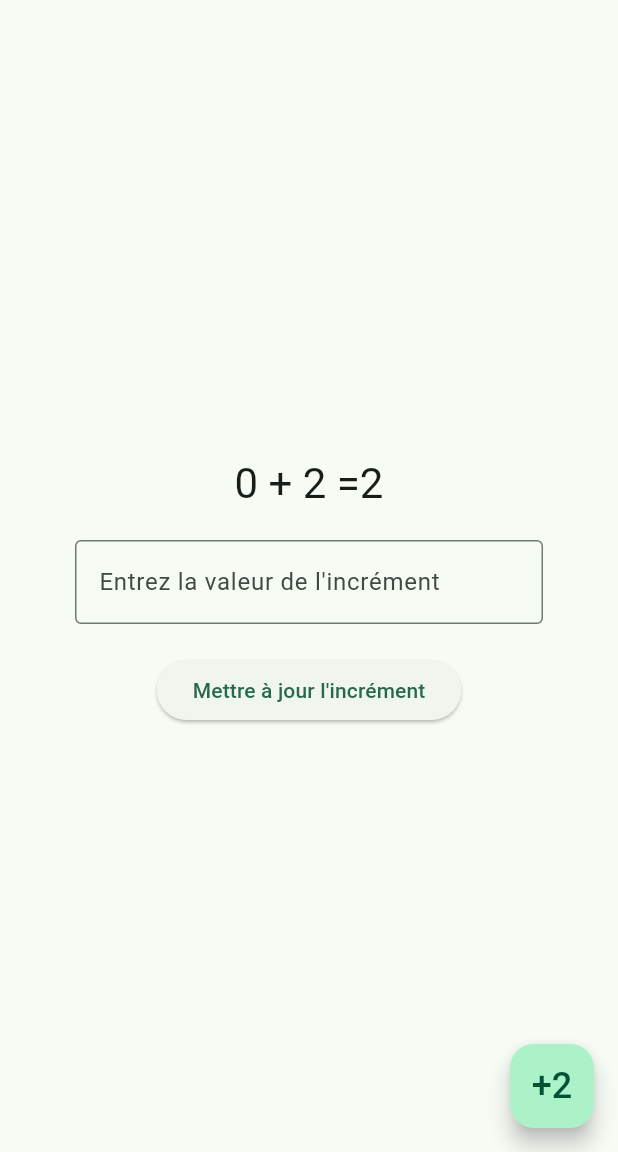
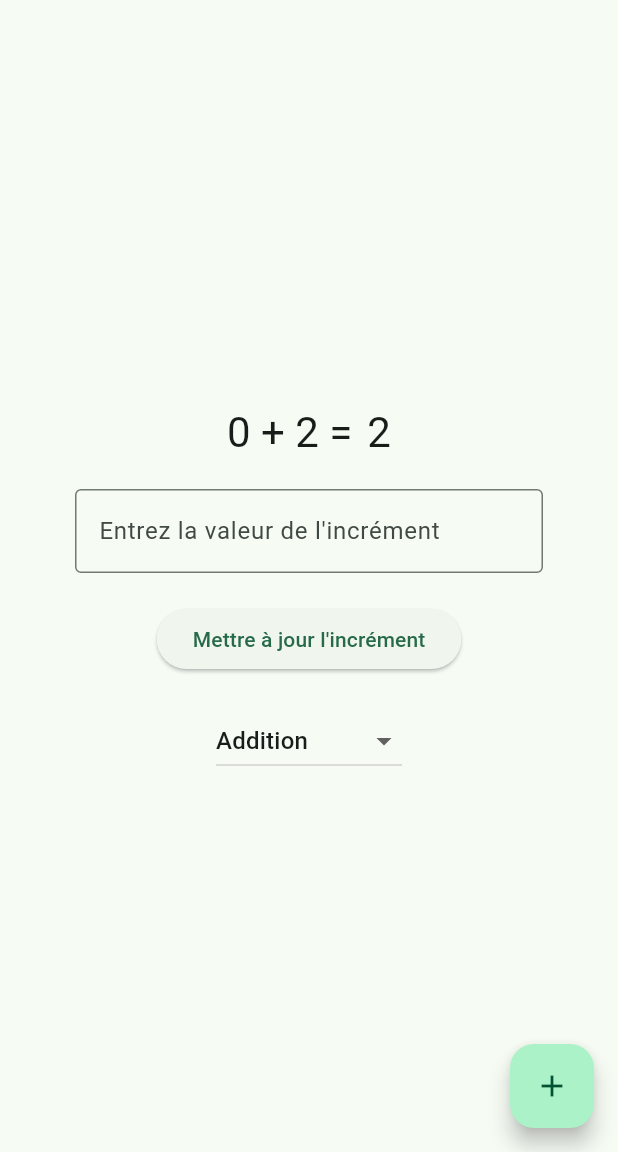
Before and after one commit to ValDev99/Calculator-Flutter, a Flutter app: the screen it shows after launch, on a phone screen of 412 x 824 dp, the part 84-1236 px from its top. Run offline on Flutter 3.47's test engine with Material 3 defaults, Android fonts, the phone set to English and light mode, and no system bars.

Commit message:
feat: adding differents operators

```diff
--- a/lib/calculator.dart
+++ b/lib/calculator.dart
@@ -15,15 +15,10 @@ class _CalculatorState extends State<Calculator> {
   int _counter = 0;
   int _increment = 2;
   int _clickCount = 0;
+  String _selectedOperation = 'Addition'; // Opération par défaut
   final TextEditingController _incrementController = TextEditingController();
 
-  void _incrementCounter() {
-    setState(() {
-      _counter += _increment;
-      _clickCount++;
-    });
-  }
-
+  // Fonction pour mettre à jour l'incrément
   void _updateIncrement() {
     final String inputText = _incrementController.text;
 
@@ -43,6 +38,7 @@ class _CalculatorState extends State<Calculator> {
     }
   }
 
+  // Affiche une alerte si l'incrément est 0
   void _showAlert() {
     showDialog(
       context: context,
@@ -63,6 +59,29 @@ class _CalculatorState extends State<Calculator> {
     );
   }
 
+  // Fonction pour effectuer l'opération mathématique
+  void _performOperation() {
+    setState(() {
+      _clickCount++;
+      switch (_selectedOperation) {
+        case 'Addition':
+          _counter += _increment;
+          break;
+        case 'Soustraction':
+          _counter -= _increment;
+          break;
+        case 'Multiplication':
+          _counter *= _increment;
+          break;
+        case 'Division':
+          if (_increment != 0) {
+            _counter = (_counter / _increment).floor(); // Utilisation de la division entière
+          }
+          break;
+      }
+    });
+  }
+
   @override
   Widget build(BuildContext context) {
     return Scaffold(
@@ -80,25 +99,61 @@ class _CalculatorState extends State<Calculator> {
                 style: Theme.of(context).textTheme.headlineSmall,
               ),
             const SizedBox(height: 20),
-            ResultDisplay(counter: _counter, increment: _increment),
+
+            // Widget d'affichage de l'opération
+            ResultDisplay(counter: _counter, increment: _increment, operation: _selectedOperation),
+
             const SizedBox(height: 20),
 
-            // Utilisation du nouveau widget IncrementInput
+            // Widget pour modifier l'incrément
             IncrementInput(
               controller: _incrementController,
               updateIncrement: _updateIncrement,
+            ),
+
+            const SizedBox(height: 20),
+
+            // DropdownButton pour choisir l'opération
+            Padding(
+              padding: const EdgeInsets.symmetric(horizontal: 50),
+              child: DropdownButton<String>(
+                value: _selectedOperation,
+                items: <String>['Addition', 'Soustraction', 'Multiplication', 'Division']
+                    .map<DropdownMenuItem<String>>((String value) {
+                  return DropdownMenuItem<String>(
+                    value: value,
+                    child: Text(value),
+                  );
+                }).toList(),
+                onChanged: (String? newValue) {
+                  setState(() {
+                    _selectedOperation = newValue!;
+                  });
+                },
+              ),
             ),
           ],
         ),
       ),
       floatingActionButton: FloatingActionButton(
-        onPressed: _incrementCounter,
-        tooltip: 'Increment',
-        child: Text(
-          '+$_increment', // Affiche dynamiquement la valeur de l'incrément
-          style: const TextStyle(fontSize: 24),
-        ),
+        onPressed: _performOperation,
+        tooltip: _selectedOperation,
+        child: _getOperationIcon(), // Change icon dynamically
       ),
     );
   }
+
+  // Fonction pour obtenir l'icône du FloatingActionButton en fonction de l'opération sélectionnée
+  Icon _getOperationIcon() {
+    switch (_selectedOperation) {
+      case 'Soustraction':
+        return const Icon(Icons.remove);
+      case 'Multiplication':
+        return const Icon(Icons.clear);
+      case 'Division':
+        return const Icon(Icons.horizontal_rule);
+      default:
+        return const Icon(Icons.add);
+    }
+  }
 }
--- a/lib/widgets/result_display.dart
+++ b/lib/widgets/result_display.dart
@@ -1,23 +1,55 @@
 import 'package:flutter/material.dart';
-import 'package:calculator/calculator.dart';
 
 class ResultDisplay extends StatelessWidget {
   final int counter;
   final int increment;
+  final String operation;
 
-  const ResultDisplay({Key? key, required this.counter, required this.increment}) : super(key: key);
+  const ResultDisplay({
+    Key? key,
+    required this.counter,
+    required this.increment,
+    required this.operation,
+  }) : super(key: key);
 
   @override
   Widget build(BuildContext context) {
+    String operationSymbol;
+    int result;
+
+    // Choisir le symbole de l'opération et calculer le résultat
+    switch (operation) {
+      case 'Addition':
+        operationSymbol = '+';
+        result = counter + increment;
+        break;
+      case 'Soustraction':
+        operationSymbol = '-';
+        result = counter - increment;
+        break;
+      case 'Multiplication':
+        operationSymbol = '×';
+        result = counter * increment;
+        break;
+      case 'Division':
+        operationSymbol = '/';
+        result = increment != 0 ? (counter / increment).floor() : 0;
+        break;
+      default:
+        operationSymbol = '+';
+        result = counter + increment;
+    }
+
     return Row(
       mainAxisAlignment: MainAxisAlignment.center,
       children: <Widget>[
         Text(
-          '$counter + $increment =',
+          '$counter $operationSymbol $increment =',
           style: Theme.of(context).textTheme.headlineMedium,
         ),
+        const SizedBox(width: 10),
         Text(
-          '${counter + increment}',
+          '$result',
           style: Theme.of(context).textTheme.headlineMedium,
         ),
       ],
```
